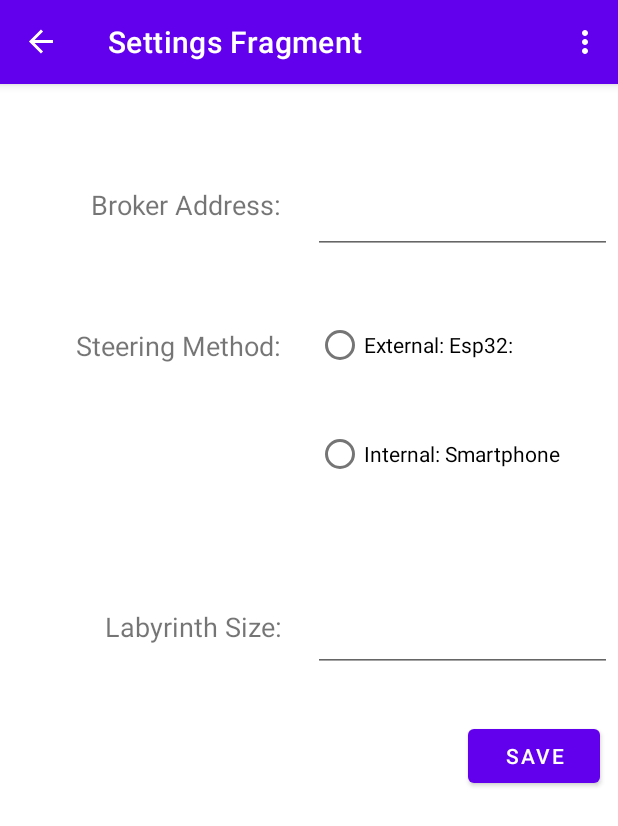
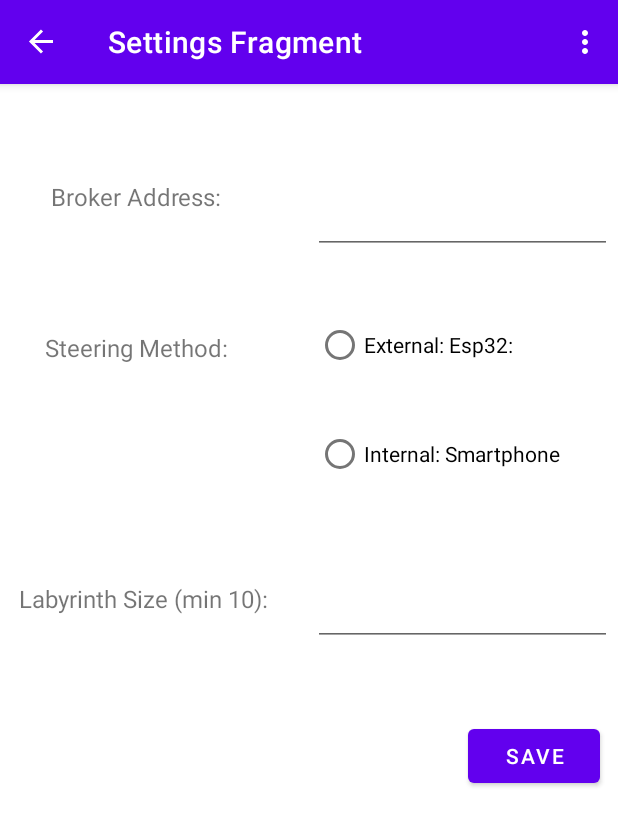
Before and after one commit to kueschallCarl/MUC2, an Android app: the SettingsFragment screen opened through its navigation route, on a phone screen of 412 x 824 dp. Shown: the top 826 px of the screen. Run offline under Robolectric (Android 15) with nearby library versions, the phone set to English and light mode, and no system bars; our stand-ins replace navigation-ui; libraries missing offline, so code that uses them is left out: org.eclipse.paho.

Commit message:
min change

```diff
--- a/Menu_Template/app/src/main/java/com/example/menu_template/GameLogic.java
+++ b/Menu_Template/app/src/main/java/com/example/menu_template/GameLogic.java
@@ -61,6 +61,9 @@ public class GameLogic implements MqttCallbackListener {
         this.playTime = 0;
         this.temperature =0;
         this.size = Integer.parseInt(settingsDatabase.getSetting(SettingsDatabase.COLUMN_LABYRINTH_SIZE));
+        if(this.size < 10){
+            this.size = 10;
+        }
 
         mqttManager.publishToTopic("0", Constants.FINISHED_TOPIC);
 
--- a/Menu_Template/app/src/main/java/com/example/menu_template/SecondFragment.java
+++ b/Menu_Template/app/src/main/java/com/example/menu_template/SecondFragment.java
@@ -54,8 +54,6 @@ public class SecondFragment extends Fragment {
             Log.d("SteeringMethod", "Issue calling the getSteeringMethod(): " + e);
         }
         gameLogic = new GameLogic(requireContext(), settingsDatabase);
-        SecondListener secondListener = new SecondListener(requireContext());
-        FirstListener firstListener = new FirstListener(requireContext());
         startGameLoop(steeringMethod);
     }
 
@@ -72,6 +70,7 @@ public class SecondFragment extends Fragment {
                 win_condition = gameLogic.gameStep(steeringMethod);
                 drawLabyrinth(gameLogic.labyrinth);
                 if (win_condition) {
+                    gameLogic.mqttManager.publishToTopic("1",Constants.FINISHED_TOPIC);
                     gameLogic.setGameRunning(false);
                     break;
                 }
--- a/Menu_Template/app/src/main/res/layout/fragment_settings.xml
+++ b/Menu_Template/app/src/main/res/layout/fragment_settings.xml
@@ -9,13 +9,13 @@
         android:id="@+id/broker_address_label"
         android:layout_width="181dp"
         android:layout_height="28dp"
-        android:layout_marginTop="68dp"
+        android:layout_marginTop="64dp"
         android:layout_marginEnd="16dp"
         android:text="@string/broker_address_label"
-        android:textAlignment="textEnd"
-        android:textSize="18sp"
+        android:textAlignment="center"
+        android:textSize="16sp"
         app:layout_constraintEnd_toStartOf="@+id/broker_address_text_field"
-        app:layout_constraintHorizontal_bias="0.526"
+        app:layout_constraintHorizontal_bias="0.0"
         app:layout_constraintStart_toStartOf="parent"
         app:layout_constraintTop_toTopOf="parent" />
 
@@ -23,29 +23,31 @@
         android:id="@+id/steering_method_label"
         android:layout_width="181dp"
         android:layout_height="28dp"
+        android:layout_marginEnd="16dp"
         android:text="@string/steering_method_label"
-        android:textAlignment="textEnd"
-        android:textSize="18sp"
+        android:textAlignment="center"
+        android:textSize="16sp"
         app:layout_constraintBottom_toBottomOf="parent"
         app:layout_constraintEnd_toStartOf="@+id/radio_btn_group_steering_method"
-        app:layout_constraintHorizontal_bias="0.206"
+        app:layout_constraintHorizontal_bias="0.0"
         app:layout_constraintStart_toStartOf="parent"
         app:layout_constraintTop_toBottomOf="@+id/broker_address_label"
-        app:layout_constraintVertical_bias="0.103" />
+        app:layout_constraintVertical_bias="0.112" />
 
     <TextView
         android:id="@+id/size_setting_label"
-        android:layout_width="181dp"
-        android:layout_height="28dp"
+        android:layout_width="191dp"
+        android:layout_height="35dp"
+        android:layout_marginEnd="16dp"
         android:text="@string/size_setting_label"
-        android:textAlignment="textEnd"
-        android:textSize="18sp"
+        android:textAlignment="center"
+        android:textSize="16sp"
         app:layout_constraintBottom_toBottomOf="parent"
         app:layout_constraintEnd_toStartOf="@+id/size_setting"
-        app:layout_constraintHorizontal_bias="0.222"
+        app:layout_constraintHorizontal_bias="0.0"
         app:layout_constraintStart_toStartOf="parent"
         app:layout_constraintTop_toBottomOf="@+id/steering_method_label"
-        app:layout_constraintVertical_bias="0.29"
+        app:layout_constraintVertical_bias="0.258"
         tools:text="@string/size_setting_label" />
 
     <EditText
@@ -71,7 +73,7 @@
         app:layout_constraintBottom_toTopOf="@+id/button_save_settings"
         app:layout_constraintEnd_toEndOf="parent"
         app:layout_constraintTop_toBottomOf="@+id/radio_btn_group_steering_method"
-        app:layout_constraintVertical_bias="0.59" />
+        app:layout_constraintVertical_bias="0.363" />
 
     <RadioGroup
         android:id="@+id/radio_btn_group_steering_method"
--- a/Menu_Template/app/src/main/res/values/strings.xml
+++ b/Menu_Template/app/src/main/res/values/strings.xml
@@ -12,7 +12,7 @@
     <string name="steering_method_label">Steering Method:</string>
 
     <string name="radio_btn_esp32_label">External: Esp32:</string>
-    <string name="size_setting_label">Labyrinth Size:</string>
+    <string name="size_setting_label">Labyrinth Size (min 10):</string>
     <string name="radio_btn_phone_label">Internal: Smartphone</string>
     <string name="button_save_settings_label">Save</string>
     <string name="temperature_label">Temperature:</string>
```
